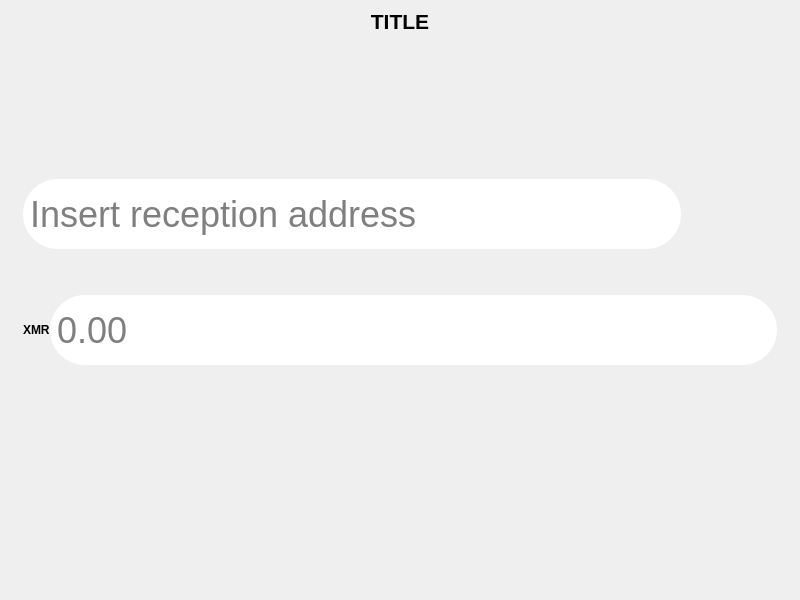
Old version of the form mainwindow.ui in the repository DiosDelRayo/XmrSignerCompanion.
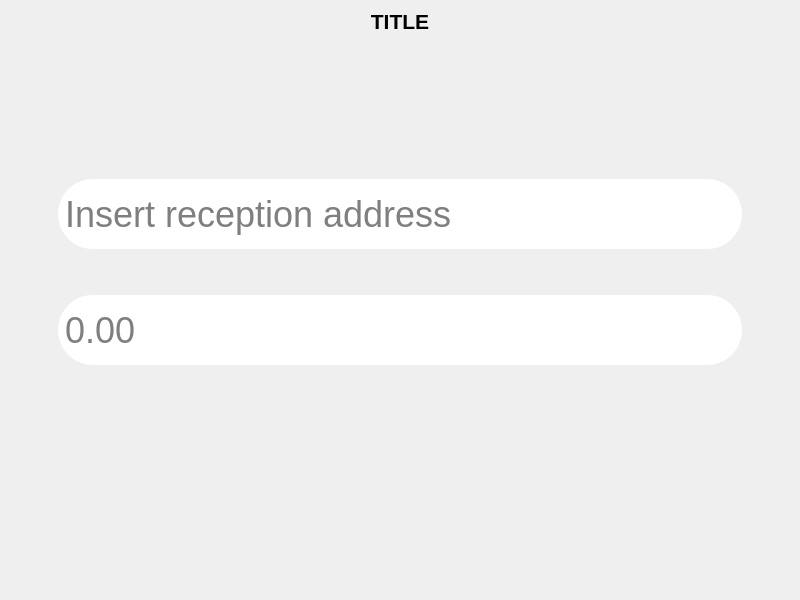
New version of the form. Icons and pictures are not drawn. Custom widgets are drawn as their Qt base class.

```diff
--- a/mainwindow.ui
+++ b/mainwindow.ui
@@ -442,31 +442,38 @@
        </layout>
       </widget>
       <widget class="QWidget" name="sendXmrPage">
-       <layout class="QVBoxLayout" name="verticalLayout_6">
+       <layout class="QHBoxLayout" name="sendXmrHorizontalLayout">
         <item>
-         <spacer name="verticalSpacer">
+         <spacer name="horizontalSpacer_8">
           <property name="orientation">
-           <enum>Qt::Vertical</enum>
+           <enum>Qt::Horizontal</enum>
+          </property>
+          <property name="sizeType">
+           <enum>QSizePolicy::Minimum</enum>
           </property>
           <property name="sizeHint" stdset="0">
            <size>
-            <width>20</width>
-            <height>40</height>
+            <width>40</width>
+            <height>20</height>
            </size>
           </property>
          </spacer>
         </item>
         <item>
-         <layout class="QHBoxLayout" name="addressLayout">
-          <property name="spacing">
-           <number>0</number>
-          </property>
-          <property name="leftMargin">
-           <number>5</number>
-          </property>
-          <property name="rightMargin">
-           <number>5</number>
-          </property>
+         <layout class="QVBoxLayout" name="verticalLayout_6">
+          <item>
+           <spacer name="verticalSpacer">
+            <property name="orientation">
+             <enum>Qt::Vertical</enum>
+            </property>
+            <property name="sizeHint" stdset="0">
+             <size>
+              <width>20</width>
+              <height>40</height>
+             </size>
+            </property>
+           </spacer>
+          </item>
           <item>
            <widget class="QAddressLineEdit" name="addressLineEdit">
             <property name="styleSheet">
@@ -486,117 +493,20 @@
            </widget>
           </item>
           <item>
-           <widget class="QPushButton" name="scanQRButton">
-            <property name="styleSheet">
-             <string notr="true">QPushButton {
-							      background: transparent;
-							      border-radius: 32px;
-								      }</string>
+           <spacer name="verticalSpacer_5">
+            <property name="orientation">
+             <enum>Qt::Vertical</enum>
             </property>
-            <property name="text">
-             <string/>
+            <property name="sizeType">
+             <enum>QSizePolicy::Minimum</enum>
             </property>
-            <property name="icon">
-             <iconset resource="icons.qrc">
-              <normaloff>:/icons/icons/Camera.svg</normaloff>:/icons/icons/Camera.svg</iconset>
-            </property>
-            <property name="iconSize">
+            <property name="sizeHint" stdset="0">
              <size>
-              <width>48</width>
-              <height>48</height>
+              <width>20</width>
+              <height>40</height>
              </size>
             </property>
-           </widget>
-          </item>
-          <item>
-           <widget class="QPushButton" name="pasteButton">
-            <property name="styleSheet">
-             <string notr="true">QPushButton {
-							      background: transparent;
-							      border-radius: 32px;
-								      }</string>
-            </property>
-            <property name="text">
-             <string/>
-            </property>
-            <property name="icon">
-             <iconset resource="icons.qrc">
-              <normaloff>:/icons/icons/Past.svg</normaloff>:/icons/icons/Past.svg</iconset>
-            </property>
-            <property name="iconSize">
-             <size>
-              <width>48</width>
-              <height>48</height>
-             </size>
-            </property>
-           </widget>
-          </item>
-          <item>
-           <widget class="QPushButton" name="addressBookButton">
-            <property name="styleSheet">
-             <string notr="true">QPushButton {
-							      background: transparent;
-							      border-radius: 32px;
-								      }</string>
-            </property>
-            <property name="text">
-             <string/>
-            </property>
-            <property name="icon">
-             <iconset resource="icons.qrc">
-              <normaloff>:/icons/icons/Répertoire.svg</normaloff>:/icons/icons/Répertoire.svg</iconset>
-            </property>
-            <property name="iconSize">
-             <size>
-              <width>48</width>
-              <height>48</height>
-             </size>
-            </property>
-           </widget>
-          </item>
-         </layout>
-        </item>
-        <item>
-         <spacer name="verticalSpacer_5">
-          <property name="orientation">
-           <enum>Qt::Vertical</enum>
-          </property>
-          <property name="sizeType">
-           <enum>QSizePolicy::Minimum</enum>
-          </property>
-          <property name="sizeHint" stdset="0">
-           <size>
-            <width>20</width>
-            <height>40</height>
-           </size>
-          </property>
-         </spacer>
-        </item>
-        <item>
-         <layout class="QHBoxLayout" name="amountLayout">
-          <property name="spacing">
-           <number>0</number>
-          </property>
-          <property name="leftMargin">
-           <number>5</number>
-          </property>
-          <property name="rightMargin">
-           <number>5</number>
-          </property>
-          <item>
-           <widget class="QLabel" name="xmrLabel">
-            <property name="styleSheet">
-             <string notr="true">QLabel {
-background-color: transparent;
-z-index: 2;
-color: black;
-font-weight: bold;
-}</string>
-            </property>
-            <property name="text">
-             <string>XMR</string>
-            </property>
-           </widget>
+           </spacer>
           </item>
           <item>
            <widget class="QAmountLineEdit" name="amountLineEdit">
@@ -616,17 +526,33 @@
             </property>
            </widget>
           </item>
+          <item>
+           <spacer name="verticalSpacer_4">
+            <property name="orientation">
+             <enum>Qt::Vertical</enum>
+            </property>
+            <property name="sizeHint" stdset="0">
+             <size>
+              <width>20</width>
+              <height>40</height>
+             </size>
+            </property>
+           </spacer>
+          </item>
          </layout>
         </item>
         <item>
-         <spacer name="verticalSpacer_4">
+         <spacer name="horizontalSpacer_9">
           <property name="orientation">
-           <enum>Qt::Vertical</enum>
+           <enum>Qt::Horizontal</enum>
+          </property>
+          <property name="sizeType">
+           <enum>QSizePolicy::Minimum</enum>
           </property>
           <property name="sizeHint" stdset="0">
            <size>
-            <width>20</width>
-            <height>40</height>
+            <width>40</width>
+            <height>20</height>
            </size>
           </property>
          </spacer>
```
Left out of the diff: 38 changed lines with no effect on the pictures.
